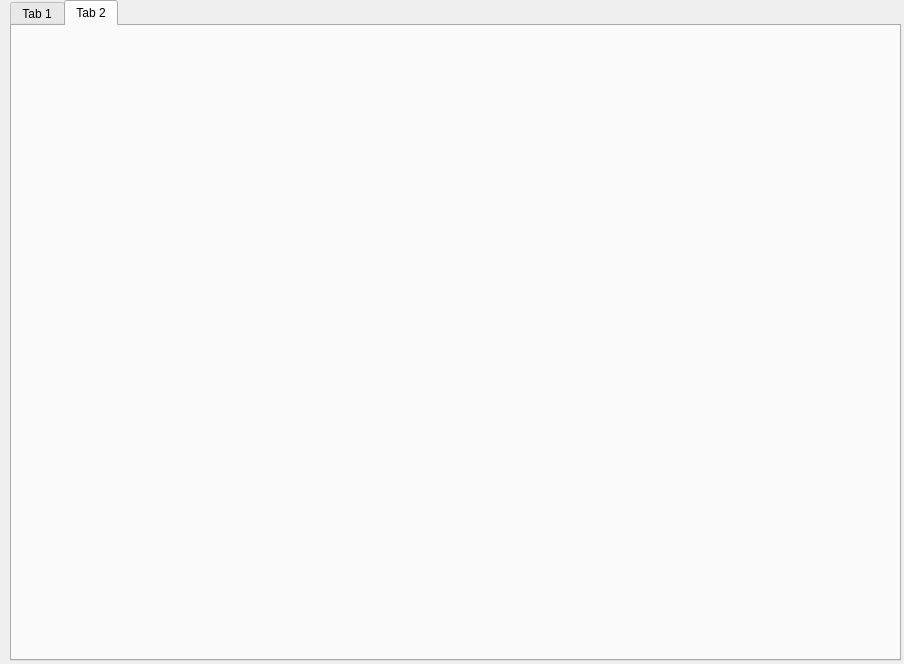
Luisf66/Qt-Creator, file Projeto_Estoque/pg_gestao_estoque.ui: the form before one commit.
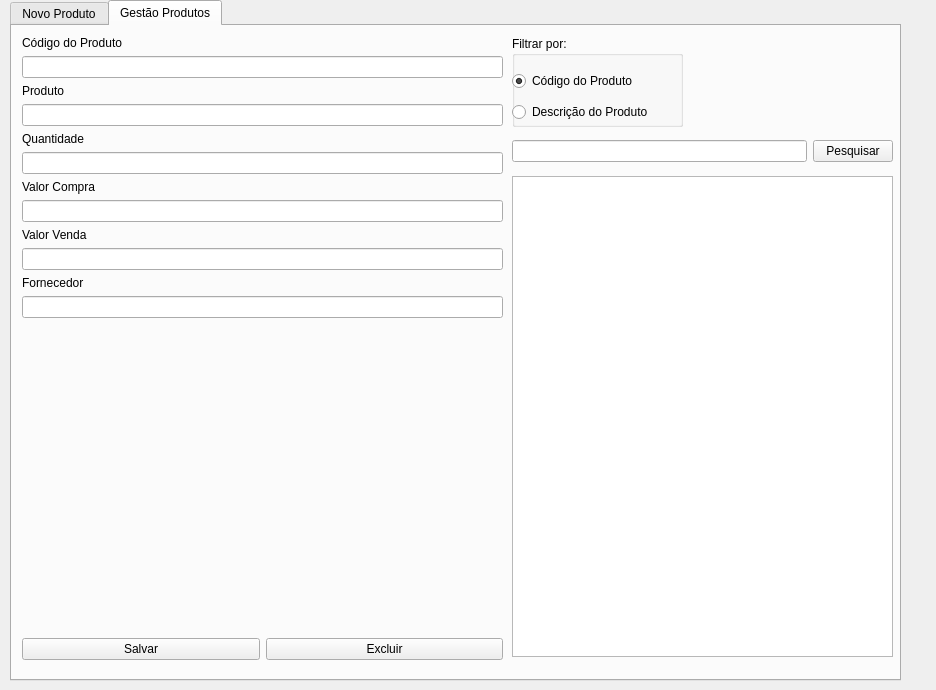
The form after the commit. The open tabs and pages were chosen to show the change.

Commit message: Interface de gestão de produtos

Patch:
```diff
--- a/Projeto_Estoque/pg_gestao_estoque.ui
+++ b/Projeto_Estoque/pg_gestao_estoque.ui
@@ -6,8 +6,8 @@
    <rect>
     <x>0</x>
     <y>0</y>
-    <width>904</width>
-    <height>664</height>
+    <width>936</width>
+    <height>690</height>
    </rect>
   </property>
   <property name="windowTitle">
@@ -19,12 +19,15 @@
      <x>10</x>
      <y>0</y>
      <width>891</width>
-     <height>661</height>
+     <height>681</height>
     </rect>
    </property>
-   <widget class="QWidget" name="tab">
+   <property name="currentIndex">
+    <number>1</number>
+   </property>
+   <widget class="QWidget" name="novo_produto">
     <attribute name="title">
-     <string>Tab 1</string>
+     <string>Novo Produto</string>
     </attribute>
     <widget class="QWidget" name="">
      <property name="geometry">
@@ -179,8 +182,213 @@
    </widget>
    <widget class="QWidget" name="tab_2">
     <attribute name="title">
-     <string>Tab 2</string>
+     <string>Gestão Produtos</string>
     </attribute>
+    <widget class="QTableWidget" name="tw_produtos">
+     <property name="geometry">
+      <rect>
+       <x>500</x>
+       <y>150</y>
+       <width>381</width>
+       <height>481</height>
+      </rect>
+     </property>
+    </widget>
+    <widget class="QGroupBox" name="groupBox">
+     <property name="geometry">
+      <rect>
+       <x>500</x>
+       <y>10</y>
+       <width>171</width>
+       <height>91</height>
+      </rect>
+     </property>
+     <property name="title">
+      <string>Filtrar por:</string>
+     </property>
+     <widget class="QWidget" name="">
+      <property name="geometry">
+       <rect>
+        <x>0</x>
+        <y>30</y>
+        <width>175</width>
+        <height>61</height>
+       </rect>
+      </property>
+      <layout class="QVBoxLayout" name="verticalLayout_8">
+       <item>
+        <widget class="QRadioButton" name="filtro_cod_produto">
+         <property name="text">
+          <string>Código do Produto</string>
+         </property>
+         <property name="checked">
+          <bool>true</bool>
+         </property>
+        </widget>
+       </item>
+       <item>
+        <widget class="QRadioButton" name="filtro_des_produto">
+         <property name="text">
+          <string>Descrição do Produto</string>
+         </property>
+        </widget>
+       </item>
+      </layout>
+     </widget>
+    </widget>
+    <widget class="QWidget" name="">
+     <property name="geometry">
+      <rect>
+       <x>500</x>
+       <y>110</y>
+       <width>381</width>
+       <height>31</height>
+      </rect>
+     </property>
+     <layout class="QHBoxLayout" name="horizontalLayout_3">
+      <item>
+       <widget class="QLineEdit" name="campo_pesquisar">
+        <property name="text">
+         <string/>
+        </property>
+       </widget>
+      </item>
+      <item>
+       <widget class="QPushButton" name="btn_pesquisar">
+        <property name="text">
+         <string>Pesquisar</string>
+        </property>
+       </widget>
+      </item>
+     </layout>
+    </widget>
+    <widget class="QWidget" name="">
+     <property name="geometry">
+      <rect>
+       <x>10</x>
+       <y>10</y>
+       <width>481</width>
+       <height>624</height>
+      </rect>
+     </property>
+     <layout class="QVBoxLayout" name="verticalLayout_15">
+      <item>
+       <layout class="QVBoxLayout" name="verticalLayout_9">
+        <item>
+         <widget class="QLabel" name="cod_produto_7">
+          <property name="text">
+           <string>Código do Produto</string>
+          </property>
+         </widget>
+        </item>
+        <item>
+         <widget class="QLineEdit" name="campo_codigo2"/>
+        </item>
+       </layout>
+      </item>
+      <item>
+       <layout class="QVBoxLayout" name="verticalLayout_10">
+        <item>
+         <widget class="QLabel" name="produto">
+          <property name="text">
+           <string>Produto</string>
+          </property>
+         </widget>
+        </item>
+        <item>
+         <widget class="QLineEdit" name="campo_produto2"/>
+        </item>
+       </layout>
+      </item>
+      <item>
+       <layout class="QVBoxLayout" name="verticalLayout_11">
+        <item>
+         <widget class="QLabel" name="quantidade">
+          <property name="text">
+           <string>Quantidade</string>
+          </property>
+         </widget>
+        </item>
+        <item>
+         <widget class="QLineEdit" name="campo_quantidade2"/>
+        </item>
+       </layout>
+      </item>
+      <item>
+       <layout class="QVBoxLayout" name="verticalLayout_12">
+        <item>
+         <widget class="QLabel" name="valor_compra">
+          <property name="text">
+           <string>Valor Compra</string>
+          </property>
+         </widget>
+        </item>
+        <item>
+         <widget class="QLineEdit" name="campo_valor_compra2"/>
+        </item>
+       </layout>
+      </item>
+      <item>
+       <layout class="QVBoxLayout" name="verticalLayout_13">
+        <item>
+         <widget class="QLabel" name="valor_venda">
+          <property name="text">
+           <string>Valor Venda</string>
+          </property>
+         </widget>
+        </item>
+        <item>
+         <widget class="QLineEdit" name="campo_valor_venda2"/>
+        </item>
+       </layout>
+      </item>
+      <item>
+       <layout class="QVBoxLayout" name="verticalLayout_14">
+        <item>
+         <widget class="QLabel" name="fornecedor">
+          <property name="text">
+           <string>Fornecedor</string>
+          </property>
+         </widget>
+        </item>
+        <item>
+         <widget class="QLineEdit" name="campo_fornecedor2"/>
+        </item>
+       </layout>
+      </item>
+      <item>
+       <spacer name="verticalSpacer_2">
+        <property name="orientation">
+         <enum>Qt::Orientation::Vertical</enum>
+        </property>
+        <property name="sizeHint" stdset="0">
+         <size>
+          <width>20</width>
+          <height>40</height>
+         </size>
+        </property>
+       </spacer>
+      </item>
+      <item>
+       <layout class="QHBoxLayout" name="horizontalLayout_4">
+        <item>
+         <widget class="QPushButton" name="btn_salvar2">
+          <property name="text">
+           <string>Salvar</string>
+          </property>
+         </widget>
+        </item>
+        <item>
+         <widget class="QPushButton" name="btn_excluir">
+          <property name="text">
+           <string>Excluir</string>
+          </property>
+         </widget>
+        </item>
+       </layout>
+      </item>
+     </layout>
+    </widget>
    </widget>
   </widget>
  </widget>
```
Left out of the diff: 4 changed lines with no effect on the pictures. The commit also changes 2 other files.
